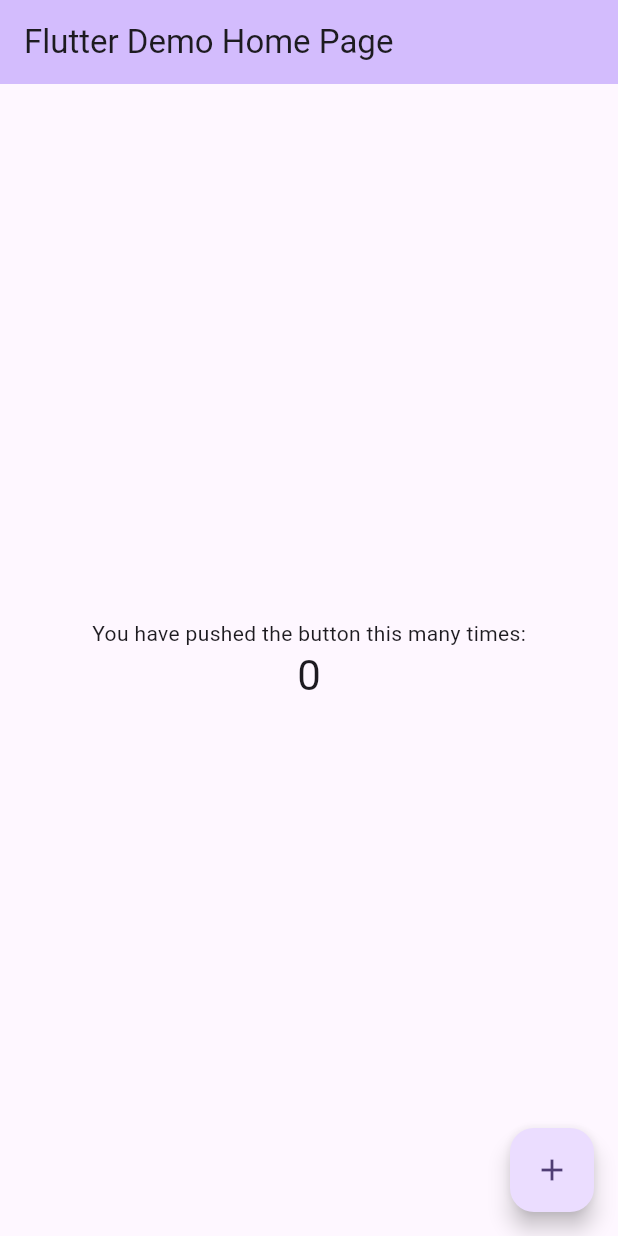
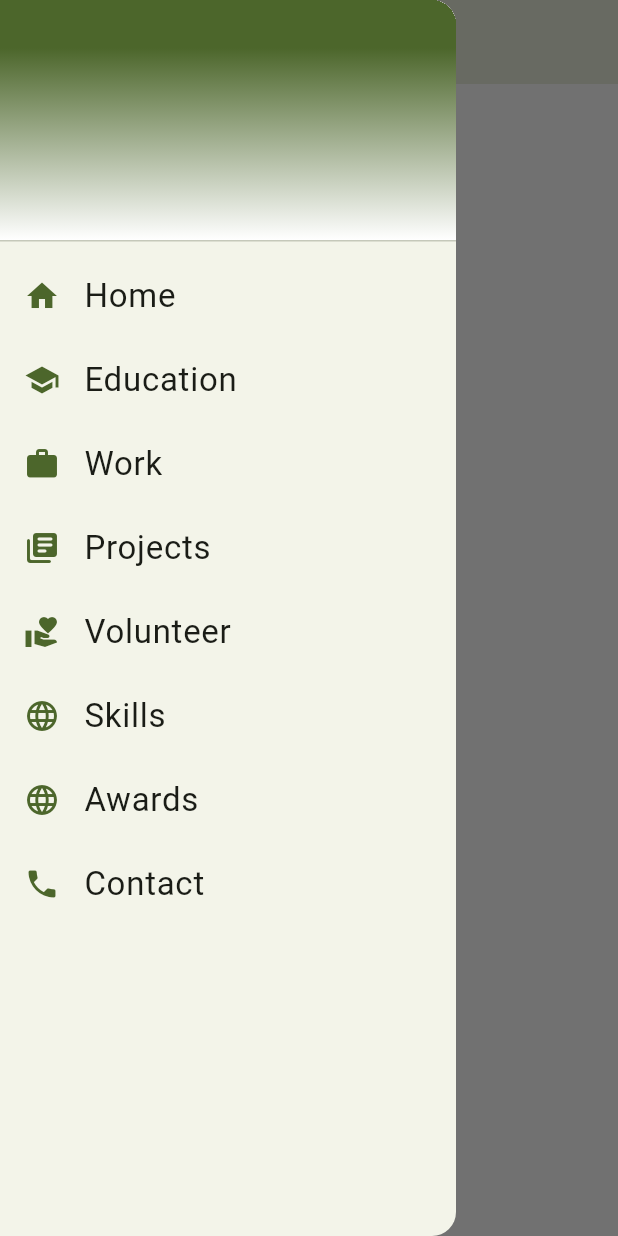
Before and after one commit to MariemMimouni/SiratiMobileApp, a Flutter app: the screen it shows after launch, with the side drawer open (before the commit the screen has no drawer), on a phone screen of 412 x 824 dp. Run offline on Flutter 3.47's test engine with Material 3 defaults, Android fonts, the phone set to English and light mode, and no system bars; our stand-ins replace animated_splash_screen.

Commit message:
Splash Screen + Drawer Widget

```diff
--- /dev/null
+++ b/lib/Menu/drawer.widget.dart
@@ -0,0 +1,90 @@
+ import 'package:flutter/material.dart';
+class MyDrawer extends StatelessWidget {
+  const MyDrawer({super.key});
+
+  @override
+  Widget build(BuildContext context) {
+    return Drawer(
+      child: ListView(
+        children: [
+          DrawerHeader(
+            decoration: BoxDecoration(
+                gradient:
+                LinearGradient(begin: Alignment.topCenter,
+                    end: Alignment.bottomCenter,stops: [0.2, 1],colors: [Theme.of(context).colorScheme.primary, Colors.white])),
+            child: Container() ),
+        ListTile(
+          title: Text('Home',
+              style: TextStyle(fontSize: 22)),
+          leading: Icon(Icons.home, color: Theme.of(context).colorScheme.primary,),
+          onTap: () {
+            Navigator.pop(context);
+            Navigator.pushNamed(context, "/home");
+          },
+        ),
+          ListTile(
+            title: Text('Education',
+                style: TextStyle(fontSize: 22)),
+            leading: Icon(Icons.school, color: Theme.of(context).colorScheme.primary,),
+            onTap: () {
+              Navigator.pop(context);
+              Navigator.pushNamed(context, "/education");
+            },
+          ),
+          ListTile(
+            title: Text('Work ',
+                style: TextStyle(fontSize: 22)),
+            leading: Icon(Icons.work, color: Theme.of(context).colorScheme.primary,),
+            onTap: () {
+              Navigator.pop(context);
+              Navigator.pushNamed(context, "/work");
+            },
+          ),
+          ListTile(
+            title: Text('Projects',
+                style: TextStyle(fontSize: 22)),
+            leading: Icon(Icons.my_library_books_rounded, color: Theme.of(context).colorScheme.primary,),
+            onTap: () {
+              Navigator.pop(context);
+              Navigator.pushNamed(context, "/projects");
+            },
+          ),
+          ListTile(
+            title: Text('Volunteer',
+                style: TextStyle(fontSize: 22)),
+            leading: Icon(Icons.volunteer_activism, color: Theme.of(context).colorScheme.primary,),
+            onTap: () {
+              Navigator.pop(context);
+              Navigator.pushNamed(context, "/volunteer");
+            },
+          ),
+          ListTile(
+            title: Text('Skills',
+                style: TextStyle(fontSize: 22)),
+            leading: Icon(Icons.language, color: Theme.of(context).colorScheme.primary,),
+            onTap: () {
+              Navigator.pop(context);
+              Navigator.pushNamed(context, "/skills");
+            },
+          ),
+          ListTile(
+            title: Text('Awards', style: TextStyle(fontSize: 22)),
+            leading: Icon(Icons.language, color: Theme.of(context).colorScheme.primary,),
+            onTap: () {
+              Navigator.pop(context);
+              Navigator.pushNamed(context, "/awards");
+            },
+          ),
+          ListTile(
+            title: Text('Contact',
+                style: TextStyle(fontSize: 22)),
+            leading: Icon(Icons.phone, color: Theme.of(context).colorScheme.primary,),
+            onTap: () {
+              Navigator.pop(context);
+              Navigator.pushNamed(context, "/contact");
+            },
+          ),
+      ])
+    );
+  }
+}
--- /dev/null
+++ b/lib/Pages/awards.page.dart
@@ -0,0 +1,18 @@
+import 'package:flutter/material.dart';
+
+import '../Menu/drawer.widget.dart';
+class Awards extends StatelessWidget {
+  const Awards({super.key});
+
+  @override
+  Widget build(BuildContext context) {
+    return Scaffold(
+        drawer: MyDrawer(),
+        appBar: AppBar(
+          elevation: 10,
+          title: Text('سيرتي'),
+        ),
+        body: Text('Awards')
+    );
+  }
+}
--- /dev/null
+++ b/lib/Pages/contact.page.dart
@@ -0,0 +1,17 @@
+import 'package:flutter/material.dart';
+
+import '../Menu/drawer.widget.dart';
+class Contact extends StatelessWidget {
+  const Contact({super.key});
+
+  @override
+  Widget build(BuildContext context) {
+    return Scaffold(drawer: MyDrawer(),
+        appBar: AppBar(
+          elevation: 10,
+          title: Text('سيرتي'),
+        ),
+        body: Text('Contact!!')
+    );
+  }
+}
--- /dev/null
+++ b/lib/Pages/education.page.dart
@@ -0,0 +1,18 @@
+import 'package:flutter/material.dart';
+
+import '../Menu/drawer.widget.dart';
+class Education extends StatelessWidget {
+  const Education({super.key});
+
+  @override
+  Widget build(BuildContext context) {
+    return Scaffold(
+        drawer: MyDrawer(),
+        appBar: AppBar(
+          elevation: 10,
+          title: Text('سيرتي'),
+        ),
+        body: Text('Education')
+    );
+  }
+}
--- /dev/null
+++ b/lib/Pages/home.page.dart
@@ -0,0 +1,22 @@
+import 'package:flutter/material.dart';
+import 'package:sirati_app/Menu/drawer.widget.dart';
+class HomePage extends StatefulWidget {
+  HomePage({super.key});
+
+  @override
+  State<HomePage> createState() => _HomePageState();
+}
+
+class _HomePageState extends State<HomePage> {
+  @override
+  Widget build(BuildContext context) {
+    return Scaffold(
+      drawer: MyDrawer(),
+      appBar: AppBar(
+        elevation: 10,
+        title: Text('سيرتي'),
+      ),
+      body: Text('Coming soonn!!')
+    );
+  }
+}
--- /dev/null
+++ b/lib/Pages/projects.page.dart
@@ -0,0 +1,17 @@
+import 'package:flutter/material.dart';
+import '../Menu/drawer.widget.dart';
+class Projects extends StatelessWidget {
+  const Projects({super.key});
+
+  @override
+  Widget build(BuildContext context) {
+    return Scaffold(
+        drawer: MyDrawer(),
+        appBar: AppBar(
+          elevation: 10,
+          title: Text('سيرتي'),
+        ),
+        body: Text('Projects')
+    );
+  }
+}
--- /dev/null
+++ b/lib/Pages/skills.page.dart
@@ -0,0 +1,18 @@
+import 'package:flutter/material.dart';
+
+import '../Menu/drawer.widget.dart';
+class Skills extends StatelessWidget {
+  const Skills({super.key});
+
+  @override
+  Widget build(BuildContext context) {
+    return Scaffold(
+        drawer: MyDrawer(),
+        appBar: AppBar(
+          elevation: 10,
+          title: Text('سيرتي'),
+        ),
+        body: Text('Skills!!')
+    );
+  }
+}
--- /dev/null
+++ b/lib/Pages/volunteer.page.dart
@@ -0,0 +1,18 @@
+import 'package:flutter/material.dart';
+
+import '../Menu/drawer.widget.dart';
+class Volunteer extends StatelessWidget {
+  const Volunteer({super.key});
+
+  @override
+  Widget build(BuildContext context) {
+    return Scaffold(
+        drawer: MyDrawer(),
+        appBar: AppBar(
+          elevation: 10,
+          title: Text('سيرتي'),
+        ),
+        body: Text('Volunteer')
+    );
+  }
+}
--- /dev/null
+++ b/lib/Pages/work.page.dart
@@ -0,0 +1,18 @@
+import 'package:flutter/material.dart';
+
+import '../Menu/drawer.widget.dart';
+class Work extends StatelessWidget {
+  const Work({super.key});
+
+  @override
+  Widget build(BuildContext context) {
+    return Scaffold(
+        drawer: MyDrawer(),
+        appBar: AppBar(
+          elevation: 10,
+          title: Text('سيرتي'),
+        ),
+        body: Text('Work')
+    );
+  }
+}
--- a/lib/main.dart
+++ b/lib/main.dart
@@ -1,125 +1,39 @@
 import 'package:flutter/material.dart';
+import 'package:sirati_app/Pages/awards.page.dart';
+import 'package:sirati_app/Pages/education.page.dart';
+import 'package:sirati_app/Pages/home.page.dart';
+import 'package:sirati_app/Pages/projects.page.dart';
+import 'package:sirati_app/Pages/skills.page.dart';
+import 'package:sirati_app/Pages/volunteer.page.dart';
+import 'package:sirati_app/Pages/work.page.dart';
+import 'package:sirati_app/splash.dart';
 
-void main() {
-  runApp(const MyApp());
-}
+import 'Pages/contact.page.dart';
+
+void main()=> runApp(MyApp());
 
 class MyApp extends StatelessWidget {
-  const MyApp({super.key});
-
-  // This widget is the root of your application.
+  final routes= {
+    '/home': (context) => HomePage(),
+    '/contact':(context)=>Contact(),
+    '/education':(context)=>Education(),
+    '/work':(context)=>Work(),
+    '/projects':(context)=>Projects(),
+    '/volunteer':(context)=>Volunteer(),
+    '/skills':(context)=>Skills(),
+    '/awards':(context)=>Awards(),
+  };
   @override
   Widget build(BuildContext context) {
     return MaterialApp(
-      title: 'Flutter Demo',
-      theme: ThemeData(
-        // This is the theme of your application.
-        //
-        // TRY THIS: Try running your application with "flutter run". You'll see
-        // the application has a purple toolbar. Then, without quitting the app,
-        // try changing the seedColor in the colorScheme below to Colors.green
-        // and then invoke "hot reload" (save your changes or press the "hot
-        // reload" button in a Flutter-supported IDE, or press "r" if you used
-        // the command line to start the app).
-        //
-        // Notice that the counter didn't reset back to zero; the application
-        // state is not lost during the reload. To reset the state, use hot
-        // restart instead.
-        //
-        // This works for code too, not just values: Most code changes can be
-        // tested with just a hot reload.
-        colorScheme: ColorScheme.fromSeed(seedColor: Colors.deepPurple),
-        useMaterial3: true,
-      ),
-      home: const MyHomePage(title: 'Flutter Demo Home Page'),
-    );
+        routes: routes,
+        debugShowCheckedModeBanner: false,
+        home: Splash(),
+    theme: ThemeData(
+        scaffoldBackgroundColor: Color(0xFFF6F6F6),
+        colorScheme: ColorScheme.fromSeed (seedColor: Color(0xFFC1FF72),
+        secondary: Color(0xFF5CE1E6),
+           // primary: Color(0xFFC1FF72)
+        )));
   }
 }
-
-class MyHomePage extends StatefulWidget {
-  const MyHomePage({super.key, required this.title});
-
-  // This widget is the home page of your application. It is stateful, meaning
-  // that it has a State object (defined below) that contains fields that affect
-  // how it looks.
-
-  // This class is the configuration for the state. It holds the values (in this
-  // case the title) provided by the parent (in this case the App widget) and
-  // used by the build method of the State. Fields in a Widget subclass are
-  // always marked "final".
-
-  final String title;
-
-  @override
-  State<MyHomePage> createState() => _MyHomePageState();
-}
-
-class _MyHomePageState extends State<MyHomePage> {
-  int _counter = 0;
-
-  void _incrementCounter() {
-    setState(() {
-      // This call to setState tells the Flutter framework that something has
-      // changed in this State, which causes it to rerun the build method below
-      // so that the display can reflect the updated values. If we changed
-      // _counter without calling setState(), then the build method would not be
-      // called again, and so nothing would appear to happen.
-      _counter++;
-    });
-  }
-
-  @override
-  Widget build(BuildContext context) {
-    // This method is rerun every time setState is called, for instance as done
-    // by the _incrementCounter method above.
-    //
-    // The Flutter framework has been optimized to make rerunning build methods
-    // fast, so that you can just rebuild anything that needs updating rather
-    // than having to individually change instances of widgets.
-    return Scaffold(
-      appBar: AppBar(
-        // TRY THIS: Try changing the color here to a specific color (to
-        // Colors.amber, perhaps?) and trigger a hot reload to see the AppBar
-        // change color while the other colors stay the same.
-        backgroundColor: Theme.of(context).colorScheme.inversePrimary,
-        // Here we take the value from the MyHomePage object that was created by
-        // the App.build method, and use it to set our appbar title.
-        title: Text(widget.title),
-      ),
-      body: Center(
-        // Center is a layout widget. It takes a single child and positions it
-        // in the middle of the parent.
-        child: Column(
-          // Column is also a layout widget. It takes a list of children and
-          // arranges them vertically. By default, it sizes itself to fit its
-          // children horizontally, and tries to be as tall as its parent.
-          //
-          // Column has various properties to control how it sizes itself and
-          // how it positions its children. Here we use mainAxisAlignment to
-          // center the children vertically; the main axis here is the vertical
-          // axis because Columns are vertical (the cross axis would be
-          // horizontal).
-          //
-          // TRY THIS: Invoke "debug painting" (choose the "Toggle Debug Paint"
-          // action in the IDE, or press "p" in the console), to see the
-          // wireframe for each widget.
-          mainAxisAlignment: MainAxisAlignment.center,
-          children: <Widget>[
-            const Text(
-              'You have pushed the button this many times:',
-            ),
-            Text(
-              '$_counter',
-              style: Theme.of(context).textTheme.headlineMedium,
-            ),
-          ],
-        ),
-      ),
-      floatingActionButton: FloatingActionButton(
-        onPressed: _incrementCounter,
-        tooltip: 'Increment',
-        child: const Icon(Icons.add),
-      ), // This trailing comma makes auto-formatting nicer for build methods.
-    );
-  }
-}
--- a/pubspec.yaml
+++ b/pubspec.yaml
@@ -30,6 +30,7 @@ environment:
 dependencies:
   flutter:
     sdk: flutter
+  animated_splash_screen: ^1.3.0
 
 
   # The following adds the Cupertino Icons font to your application.
@@ -59,8 +60,8 @@ flutter:
   uses-material-design: true
 
   # To add assets to your application, add an assets section, like this:
-  # assets:
-  #   - images/a_dot_burr.jpeg
+  assets:
+    - images/
   #   - images/a_dot_ham.jpeg
 
   # An image asset can refer to one or more resolution-specific "variants", see
```
Also changed, not shown: lib/splash.dart (added, +37 -0 lines), pubspec.lock, 1 other file.
